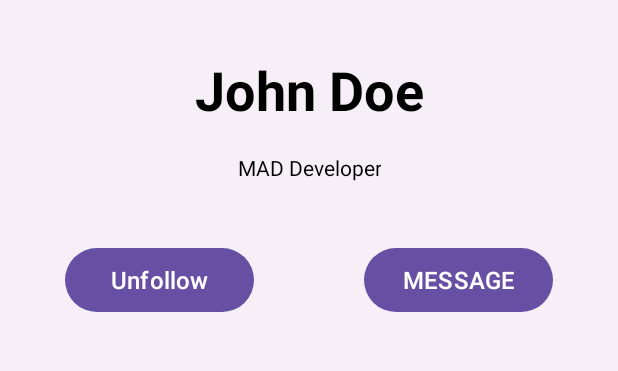
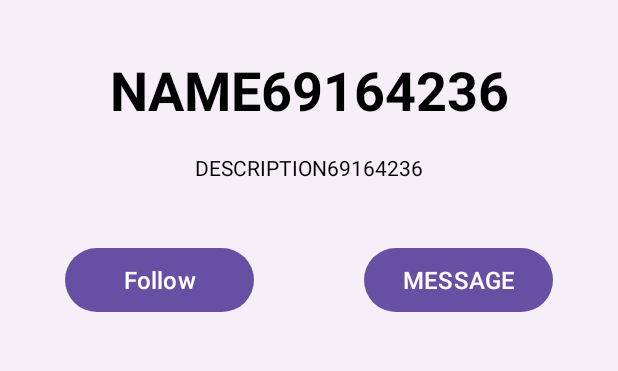
Before and after one commit to MAD11877/ay2024-mad-prac-4-recyclerviews-iamalolz, an Android app: the MainActivity screen opened directly, with no data from a screen before it, after a tap on "Follow", on a phone screen of 412 x 824 dp, the part 386-757 px from its top. Run offline under Robolectric (Android 15) with nearby library versions, the phone set to English and light mode, and no system bars.

Commit message:
0% this works

```diff
--- a/app/src/main/java/sg/edu/np/mad/madpractical4/ListActivity.java
+++ b/app/src/main/java/sg/edu/np/mad/madpractical4/ListActivity.java
@@ -25,7 +25,7 @@ public class ListActivity extends AppCompatActivity {
         setContentView(R.layout.activity_list);
 
         users = new ArrayList<>();
-        for (int i = 1; i < 21; i++) {
+        for (int i = 0; i < 20; i++) {
             Random random = new Random();
             int randomw = random.nextInt(100000000);
             String randomInt = Integer.toString(randomw);
--- a/app/src/main/java/sg/edu/np/mad/madpractical4/MainActivity.java
+++ b/app/src/main/java/sg/edu/np/mad/madpractical4/MainActivity.java
@@ -29,7 +29,7 @@ public class MainActivity extends AppCompatActivity {
         User user = ListActivity.users.stream()
             .filter(u -> u.id == Id)
             .findFirst()
-            .orElse(new User("John Doe", "MAD Developer", 1, false));
+            .orElse(new User("John Doe", "MAD Developer", 0, false));
         TextView tvDescription = findViewById(R.id.tvDescription);
         TextView tvName = findViewById(R.id.tvName);
         Button btnFollow = findViewById(R.id.btnFollow);
```
